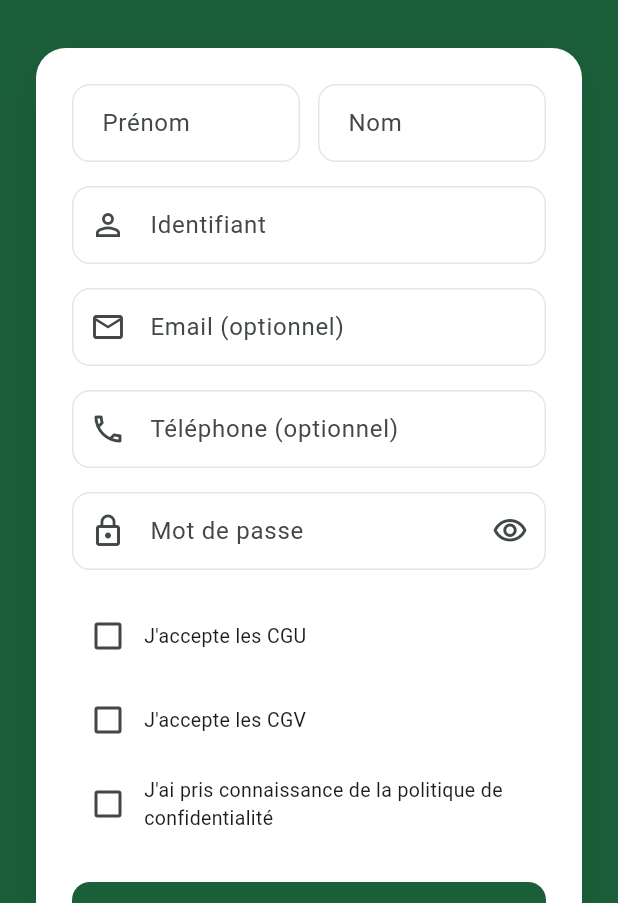
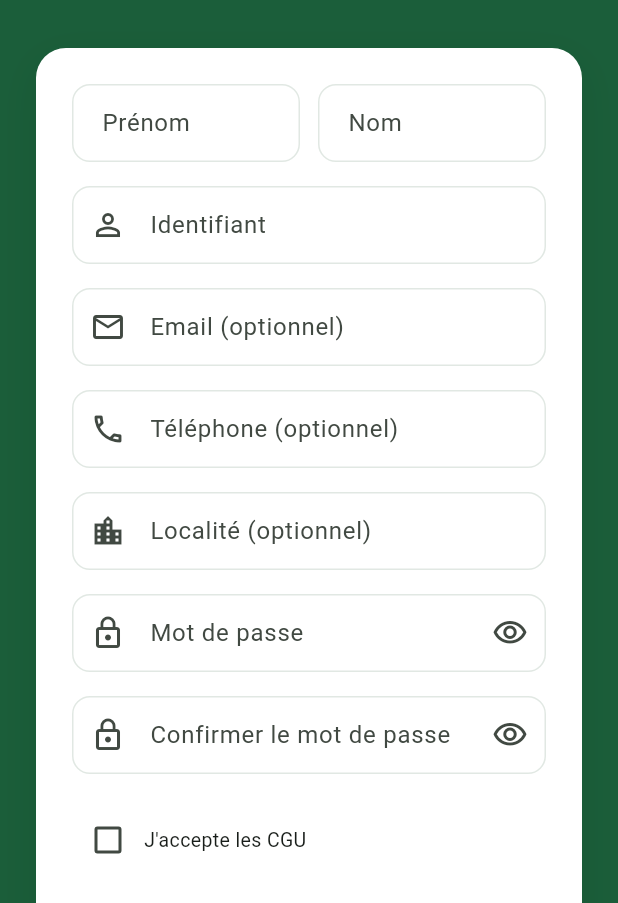
Before and after one commit to Losseni-dia/le_paysan, a Flutter app: the RegisterScreen screen opened directly, on a phone screen of 412 x 824 dp, the part 333-1236 px from its top. Run offline on Flutter 3.47's test engine with Material 3 defaults, Android fonts, the phone set to English and light mode, and no system bars; our stand-ins replace dio, flutter_secure_storage; accounts and stored records are empty; network calls fail.

Commit message:
mobile : confirmation de mot de passe, champ localite, validations de formulaire renforcees (identifiant, email)

```diff
--- a/mobile/lib/core/auth/auth_service.dart
+++ b/mobile/lib/core/auth/auth_service.dart
@@ -41,6 +41,7 @@ class AuthService extends ChangeNotifier {
     required String lastName,
     String? email,
     String? phone,
+    String? city,
     required bool acceptCgu,
     required bool acceptCgv,
     required bool acceptPrivacy,
@@ -52,6 +53,7 @@ class AuthService extends ChangeNotifier {
       'lastName': lastName,
       if (email != null && email.isNotEmpty) 'email': email,
       if (phone != null && phone.isNotEmpty) 'phone': phone,
+      if (city != null && city.isNotEmpty) 'city': city,
       'acceptCgu': acceptCgu,
       'acceptCgv': acceptCgv,
       'acceptPrivacy': acceptPrivacy,
--- a/mobile/lib/core/auth/user.dart
+++ b/mobile/lib/core/auth/user.dart
@@ -5,6 +5,7 @@ class AppUser {
   final String firstName;
   final String lastName;
   final String? phone;
+  final String? city;
   final bool hasSecuritySelfie;
   final List<String> roles;
 
@@ -15,6 +16,7 @@ class AppUser {
     required this.firstName,
     required this.lastName,
     required this.phone,
+    required this.city,
     required this.hasSecuritySelfie,
     required this.roles,
   });
@@ -27,6 +29,7 @@ class AppUser {
       firstName: json['firstName'] as String,
       lastName: json['lastName'] as String,
       phone: json['phone'] as String?,
+      city: json['city'] as String?,
       hasSecuritySelfie: json['hasSecuritySelfie'] as bool? ?? false,
       roles: (json['roles'] as List<dynamic>).map((r) => r as String).toList(),
     );
--- a/mobile/lib/features/auth/register/register_screen.dart
+++ b/mobile/lib/features/auth/register/register_screen.dart
@@ -20,9 +20,12 @@ class _RegisterScreenState extends State<RegisterScreen> {
   final _lastNameController = TextEditingController();
   final _emailController = TextEditingController();
   final _phoneController = TextEditingController();
+  final _cityController = TextEditingController();
+  final _confirmPasswordController = TextEditingController();
 
   bool _submitting = false;
   bool _obscurePassword = true;
+  bool _obscureConfirmPassword = true;
   String? _errorMessage;
 
   bool _acceptCgu = false;
@@ -37,6 +40,8 @@ class _RegisterScreenState extends State<RegisterScreen> {
     _lastNameController.dispose();
     _emailController.dispose();
     _phoneController.dispose();
+    _cityController.dispose();
+    _confirmPasswordController.dispose();
     super.dispose();
   }
 
@@ -60,6 +65,7 @@ class _RegisterScreenState extends State<RegisterScreen> {
             lastName: _lastNameController.text.trim(),
             email: _emailController.text.trim(),
             phone: _phoneController.text.trim(),
+            city: _cityController.text.trim(),
             acceptCgu: _acceptCgu,
             acceptCgv: _acceptCgv,
             acceptPrivacy: _acceptPrivacy,
@@ -115,7 +121,13 @@ class _RegisterScreenState extends State<RegisterScreen> {
                 labelText: 'Identifiant',
                 prefixIcon: Icon(Icons.person_outline),
               ),
-              validator: (v) => (v == null || v.isEmpty) ? 'Obligatoire' : null,
+              validator: (v) {
+                if (v == null || v.isEmpty) return 'Obligatoire';
+                if (!RegExp(r'^[a-zA-Z0-9._-]{3,30}$').hasMatch(v)) {
+                  return 'Login invalide (3-30 caractères, lettres/chiffres/._-)';
+                }
+                return null;
+              },
             ),
             const SizedBox(height: 16),
             TextFormField(
@@ -125,6 +137,13 @@ class _RegisterScreenState extends State<RegisterScreen> {
                 labelText: 'Email (optionnel)',
                 prefixIcon: Icon(Icons.email_outlined),
               ),
+              validator: (v) {
+                if (v == null || v.isEmpty) return null;
+                if (!RegExp(r'^[^@\s]+@[^@\s]+\.[^@\s]+$').hasMatch(v)) {
+                  return 'Adresse email invalide';
+                }
+                return null;
+              },
             ),
             const SizedBox(height: 16),
             TextFormField(
@@ -133,6 +152,14 @@ class _RegisterScreenState extends State<RegisterScreen> {
               decoration: const InputDecoration(
                 labelText: 'Téléphone (optionnel)',
                 prefixIcon: Icon(Icons.phone_outlined),
+              ),
+            ),
+            const SizedBox(height: 16),
+            TextFormField(
+              controller: _cityController,
+              decoration: const InputDecoration(
+                labelText: 'Localité (optionnel)',
+                prefixIcon: Icon(Icons.location_city_outlined),
               ),
             ),
             const SizedBox(height: 16),
@@ -152,6 +179,24 @@ class _RegisterScreenState extends State<RegisterScreen> {
                 if (!RegExp(r'(?=.*[0-9])(?=.*[A-Za-z])').hasMatch(v)) {
                   return 'Au moins une lettre et un chiffre';
                 }
+                return null;
+              },
+            ),
+            const SizedBox(height: 16),
+            TextFormField(
+              controller: _confirmPasswordController,
+              obscureText: _obscureConfirmPassword,
+              decoration: InputDecoration(
+                labelText: 'Confirmer le mot de passe',
+                prefixIcon: const Icon(Icons.lock_outline),
+                suffixIcon: IconButton(
+                  icon: Icon(_obscureConfirmPassword ? Icons.visibility_outlined : Icons.visibility_off_outlined),
+                  onPressed: () => setState(() => _obscureConfirmPassword = !_obscureConfirmPassword),
+                ),
+              ),
+              validator: (v) {
+                if (v == null || v.isEmpty) return 'Obligatoire';
+                if (v != _passwordController.text) return 'Les mots de passe ne correspondent pas';
                 return null;
               },
             ),
```
